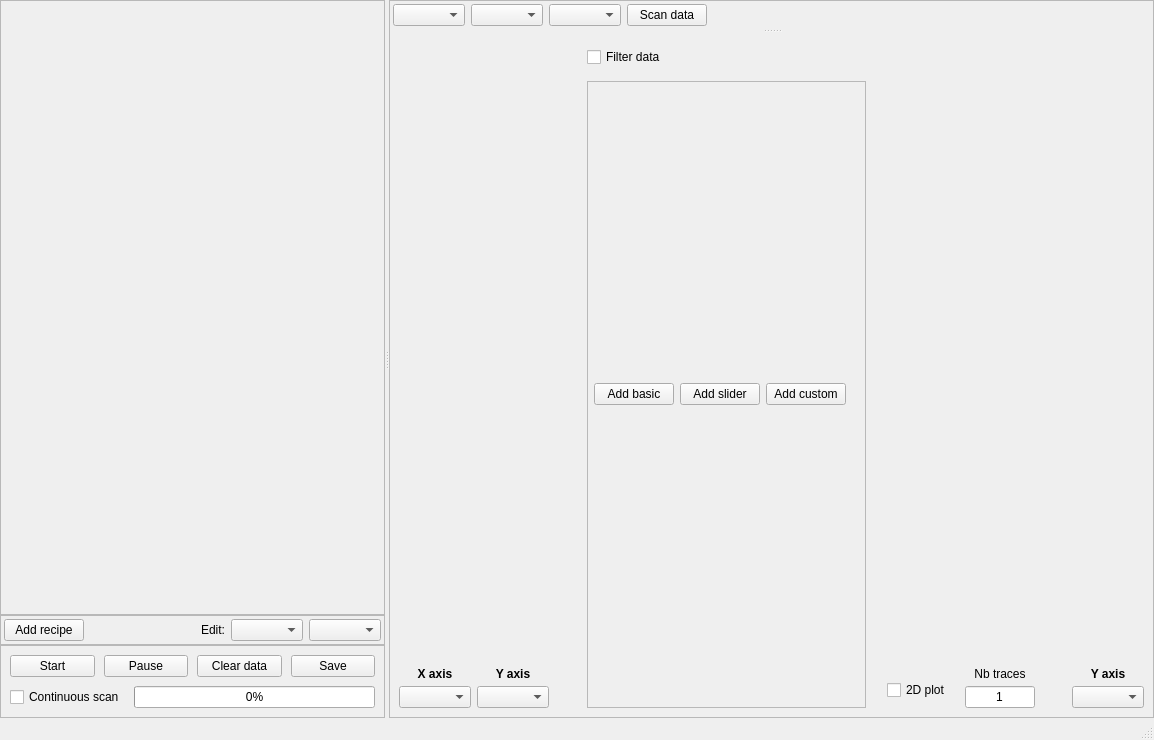
Before: the Qt Designer form autolab/core/gui/scanning/interface.ui in autolab-project/autolab, drawn with Qt 5.
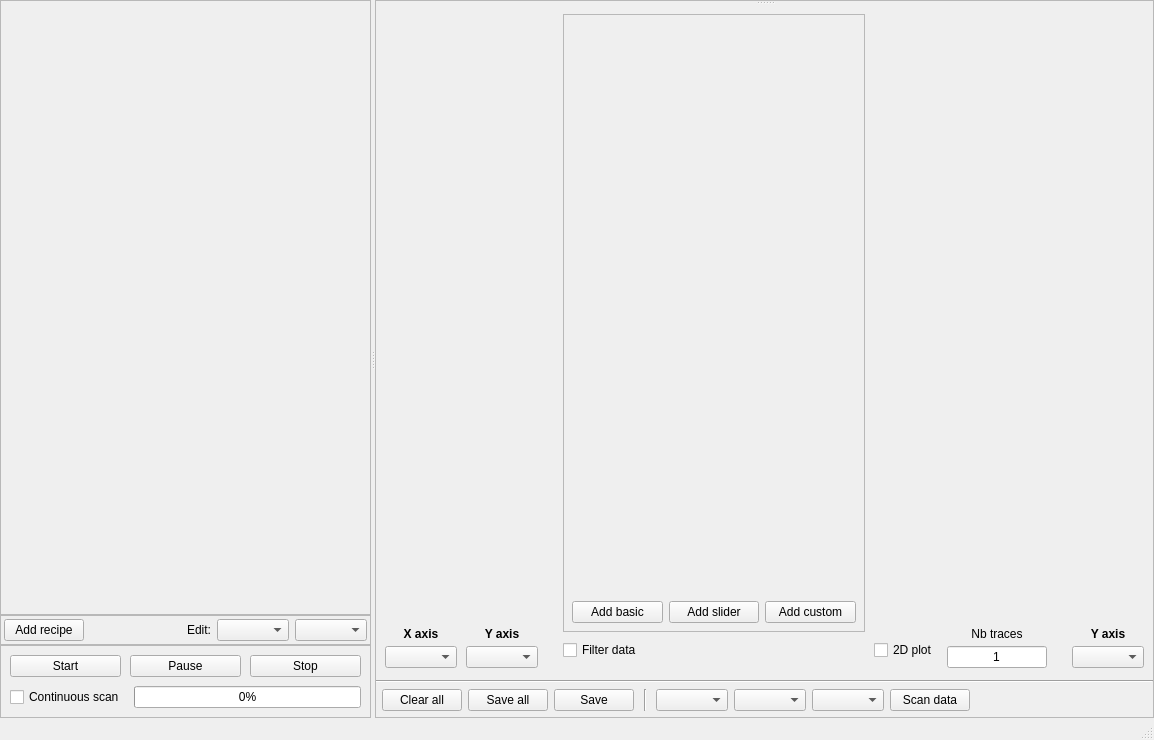
After: the same form once the commit is applied.

Commit message:
can save all scan + GUI tweaks + minor fixes
- Can save all scan at once
- Split start/stop buttons to avoid starting a new scan by mistake when wanted to stop a scan
- Separate scan recipe buttons from scan data buttons
- sync after a pause to display all data
- Improve widget/layout sizing/shape
- Use font_size=10 by default instead of system (font_size='default') and remove font+1 that was applied to some widgets
- Fix add_device raising error if trying to modify non existing driver
- Better borders for dark theme
- Fix pyside6 error in install driver GUI

```diff
--- a/autolab/core/gui/scanning/interface.ui
+++ b/autolab/core/gui/scanning/interface.ui
@@ -10,17 +10,7 @@
     <height>740</height>
    </rect>
   </property>
-  <property name="font">
-   <font>
-    <pointsize>9</pointsize>
-   </font>
-  </property>
   <widget class="QWidget" name="centralwidget">
-   <property name="font">
-    <font>
-     <pointsize>9</pointsize>
-    </font>
-   </property>
    <layout class="QVBoxLayout" name="verticalLayout_5">
     <property name="leftMargin">
      <number>0</number>
@@ -81,8 +71,8 @@
                <rect>
                 <x>0</x>
                 <y>0</y>
-                <width>357</width>
-                <height>588</height>
+                <width>361</width>
+                <height>589</height>
                </rect>
               </property>
               <layout class="QVBoxLayout" name="verticalLayout_recipe">
@@ -202,7 +192,7 @@
              <item>
               <widget class="QPushButton" name="start_pushButton">
                <property name="toolTip">
-                <string>Start (or stop) the scan</string>
+                <string>Start the scan</string>
                </property>
                <property name="text">
                 <string>Start</string>
@@ -211,14 +201,6 @@
              </item>
              <item>
               <widget class="QPushButton" name="pause_pushButton">
-               <property name="enabled">
-                <bool>true</bool>
-               </property>
-               <property name="font">
-                <font>
-                 <pointsize>9</pointsize>
-                </font>
-               </property>
                <property name="toolTip">
                 <string>Pause (or resume) the scan</string>
                </property>
@@ -228,22 +210,12 @@
               </widget>
              </item>
              <item>
-              <widget class="QPushButton" name="clear_pushButton">
+              <widget class="QPushButton" name="stop_pushButton">
                <property name="toolTip">
-                <string>Clear any recorded data</string>
+                <string>Stop the scan</string>
                </property>
                <property name="text">
-                <string>Clear data</string>
-               </property>
-              </widget>
-             </item>
-             <item>
-              <widget class="QPushButton" name="save_pushButton">
-               <property name="toolTip">
-                <string>Save data of the selected scan</string>
-               </property>
-               <property name="text">
-                <string>Save</string>
+                <string>Stop</string>
                </property>
               </widget>
              </item>
@@ -316,87 +288,6 @@
         <property name="bottomMargin">
          <number>0</number>
         </property>
-        <item>
-         <layout class="QHBoxLayout" name="horizontalLayout_2">
-          <property name="spacing">
-           <number>6</number>
-          </property>
-          <property name="leftMargin">
-           <number>3</number>
-          </property>
-          <property name="topMargin">
-           <number>3</number>
-          </property>
-          <property name="bottomMargin">
-           <number>3</number>
-          </property>
-          <item>
-           <widget class="QComboBox" name="data_comboBox">
-            <property name="minimumSize">
-             <size>
-              <width>0</width>
-              <height>21</height>
-             </size>
-            </property>
-            <property name="toolTip">
-             <string>Select the scan to display</string>
-            </property>
-            <property name="sizeAdjustPolicy">
-             <enum>QComboBox::AdjustToContents</enum>
-            </property>
-           </widget>
-          </item>
-          <item>
-           <widget class="QComboBox" name="scan_recipe_comboBox">
-            <property name="minimumSize">
-             <size>
-              <width>0</width>
-              <height>21</height>
-             </size>
-            </property>
-            <property name="sizeAdjustPolicy">
-             <enum>QComboBox::AdjustToContents</enum>
-            </property>
-           </widget>
-          </item>
-          <item>
-           <widget class="QComboBox" name="dataframe_comboBox">
-            <property name="minimumSize">
-             <size>
-              <width>0</width>
-              <height>21</height>
-             </size>
-            </property>
-            <property name="sizeAdjustPolicy">
-             <enum>QComboBox::AdjustToContents</enum>
-            </property>
-           </widget>
-          </item>
-          <item>
-           <widget class="QPushButton" name="displayScanData_pushButton">
-            <property name="toolTip">
-             <string>Display scan data in tabular format</string>
-            </property>
-            <property name="text">
-             <string>Scan data</string>
-            </property>
-           </widget>
-          </item>
-          <item>
-           <spacer name="horizontalSpacer_4">
-            <property name="orientation">
-             <enum>Qt::Horizontal</enum>
-            </property>
-            <property name="sizeHint" stdset="0">
-             <size>
-              <width>0</width>
-              <height>20</height>
-             </size>
-            </property>
-           </spacer>
-          </item>
-         </layout>
-        </item>
         <item>
          <widget class="QSplitter" name="splitterGraph">
           <property name="orientation">
@@ -406,10 +297,43 @@
            <layout class="QVBoxLayout" name="graph"/>
           </widget>
           <widget class="QFrame" name="frameAxis">
+           <property name="sizePolicy">
+            <sizepolicy hsizetype="Preferred" vsizetype="Minimum">
+             <horstretch>0</horstretch>
+             <verstretch>0</verstretch>
+            </sizepolicy>
+           </property>
            <property name="frameShape">
             <enum>QFrame::NoFrame</enum>
            </property>
            <layout class="QHBoxLayout" name="horizontalLayout_6">
+            <property name="spacing">
+             <number>25</number>
+            </property>
+            <property name="bottomMargin">
+             <number>12</number>
+            </property>
+            <item>
+             <spacer name="horizontalSpacer_6">
+              <property name="orientation">
+               <enum>Qt::Horizontal</enum>
+              </property>
+              <property name="sizeType">
+               <enum>QSizePolicy::Maximum</enum>
+              </property>
+              <property name="sizeHint" stdset="0">
+               <size>
+                <width>0</width>
+                <height>20</height>
+               </size>
+              </property>
+             </spacer>
+            </item>
+            <item>
+             <layout class="QHBoxLayout" name="horizontalLayout_9">
+              <property name="spacing">
+               <number>9</number>
+              </property>
             <item>
              <layout class="QVBoxLayout" name="verticalLayout_11">
               <property name="spacing">
@@ -436,11 +360,11 @@
               </item>
               <item>
                <widget class="QComboBox" name="variable_x_comboBox">
-                <property name="minimumSize">
-                 <size>
-                  <width>0</width>
-                  <height>21</height>
-                 </size>
+                  <property name="sizePolicy">
+                   <sizepolicy hsizetype="Preferred" vsizetype="Fixed">
+                    <horstretch>1</horstretch>
+                    <verstretch>0</verstretch>
+                   </sizepolicy>
                 </property>
                 <property name="sizeAdjustPolicy">
                  <enum>QComboBox::AdjustToContents</enum>
@@ -449,22 +373,6 @@
               </item>
              </layout>
             </item>
-            <item>
-             <spacer name="horizontalSpacer_6">
-              <property name="orientation">
-               <enum>Qt::Horizontal</enum>
-              </property>
-              <property name="sizeType">
-               <enum>QSizePolicy::Maximum</enum>
-              </property>
-              <property name="sizeHint" stdset="0">
-               <size>
-                <width>0</width>
-                <height>20</height>
-               </size>
-              </property>
-             </spacer>
-            </item>
             <item>
              <layout class="QVBoxLayout" name="verticalLayout_scan2D">
               <property name="spacing">
@@ -491,12 +399,6 @@
               </item>
               <item>
                <widget class="QComboBox" name="variable_x2_comboBox">
-                <property name="minimumSize">
-                 <size>
-                  <width>0</width>
-                  <height>21</height>
-                 </size>
-                </property>
                 <property name="sizeAdjustPolicy">
                  <enum>QComboBox::AdjustToContents</enum>
                 </property>
@@ -504,84 +406,26 @@
               </item>
              </layout>
             </item>
-            <item>
-             <spacer name="horizontalSpacer_2">
-              <property name="orientation">
-               <enum>Qt::Horizontal</enum>
-              </property>
-              <property name="sizeHint" stdset="0">
-               <size>
-                <width>1</width>
-                <height>20</height>
-               </size>
-              </property>
-             </spacer>
+             </layout>
             </item>
             <item>
-             <spacer name="horizontalSpacer_9">
-              <property name="orientation">
-               <enum>Qt::Horizontal</enum>
+             <layout class="QHBoxLayout" name="horizontalLayout_8">
+              <property name="spacing">
+               <number>9</number>
               </property>
-              <property name="sizeType">
-               <enum>QSizePolicy::Minimum</enum>
-              </property>
-              <property name="sizeHint" stdset="0">
-               <size>
-                <width>13</width>
-                <height>20</height>
-               </size>
-              </property>
-             </spacer>
-            </item>
             <item>
              <layout class="QVBoxLayout" name="verticalLayoutFilter">
-              <item>
-               <spacer name="verticalSpacer_3">
-                <property name="orientation">
-                 <enum>Qt::Vertical</enum>
+                <property name="spacing">
+                 <number>0</number>
                 </property>
-                <property name="sizeHint" stdset="0">
-                 <size>
-                  <width>20</width>
-                  <height>5</height>
-                 </size>
-                </property>
-               </spacer>
-              </item>
-              <item>
-               <widget class="QCheckBox" name="checkBoxFilter">
-                <property name="text">
-                 <string>Filter data</string>
-                </property>
-               </widget>
-              </item>
-              <item>
-               <spacer name="verticalSpacer_4">
-                <property name="orientation">
-                 <enum>Qt::Vertical</enum>
-                </property>
-                <property name="sizeType">
-                 <enum>QSizePolicy::Fixed</enum>
-                </property>
-                <property name="sizeHint" stdset="0">
-                 <size>
-                  <width>20</width>
-                  <height>8</height>
-                 </size>
-                </property>
-               </spacer>
-              </item>
               <item>
                <widget class="QScrollArea" name="scrollArea_filter">
-                <property name="sizePolicy">
-                 <sizepolicy hsizetype="Expanding" vsizetype="Expanding">
-                  <horstretch>2</horstretch>
-                  <verstretch>2</verstretch>
-                 </sizepolicy>
-                </property>
                 <property name="frameShape">
                  <enum>QFrame::StyledPanel</enum>
                 </property>
+                  <property name="sizeAdjustPolicy">
+                   <enum>QAbstractScrollArea::AdjustToContents</enum>
+                  </property>
                 <property name="widgetResizable">
                  <bool>true</bool>
                 </property>
@@ -590,8 +434,8 @@
                   <rect>
                    <x>0</x>
                    <y>0</y>
-                   <width>272</width>
-                   <height>583</height>
+                     <width>282</width>
+                     <height>584</height>
                   </rect>
                  </property>
                  <layout class="QVBoxLayout" name="verticalLayout_14">
@@ -609,17 +453,16 @@
                   </property>
                   <item>
                    <layout class="QVBoxLayout" name="verticalLayout_12">
+                      <property name="leftMargin">
+                       <number>8</number>
+                      </property>
+                      <property name="rightMargin">
+                       <number>8</number>
+                      </property>
+                      <property name="bottomMargin">
+                       <number>8</number>
+                      </property>
                     <item>
-                     <widget class="QFrame" name="frame_5">
-                      <property name="toolTip">
-                       <string extracomment="Filter displayed data"/>
-                      </property>
-                      <property name="frameShape">
-                       <enum>QFrame::NoFrame</enum>
-                      </property>
-                      <property name="frameShadow">
-                       <enum>QFrame::Plain</enum>
-                      </property>
                       <layout class="QVBoxLayout" name="layoutFilter">
                        <property name="leftMargin">
                         <number>6</number>
@@ -633,16 +476,25 @@
                        <property name="bottomMargin">
                         <number>6</number>
                        </property>
+                       </layout>
+                      </item>
+                      <item>
+                       <spacer name="verticalSpacer_5">
+                        <property name="orientation">
+                         <enum>Qt::Vertical</enum>
+                        </property>
+                        <property name="sizeHint" stdset="0">
+                         <size>
+                          <width>20</width>
+                          <height>40</height>
+                         </size>
+                        </property>
+                       </spacer>
+                      </item>
                        <item>
                         <layout class="QHBoxLayout" name="horizontalLayout">
                          <item>
                           <widget class="QPushButton" name="addFilterPushButton">
-                           <property name="minimumSize">
-                            <size>
-                             <width>0</width>
-                             <height>21</height>
-                            </size>
-                           </property>
                            <property name="text">
                             <string>Add basic</string>
                            </property>
@@ -650,12 +502,6 @@
                          </item>
                          <item>
                           <widget class="QPushButton" name="addSliderFilterPushButton">
-                           <property name="minimumSize">
-                            <size>
-                             <width>0</width>
-                             <height>21</height>
-                            </size>
-                           </property>
                            <property name="text">
                             <string>Add slider</string>
                            </property>
@@ -663,74 +509,77 @@
                          </item>
                          <item>
                           <widget class="QPushButton" name="addCustomFilterPushButton">
-                           <property name="minimumSize">
-                            <size>
-                             <width>0</width>
-                             <height>21</height>
-                            </size>
-                           </property>
                            <property name="text">
                             <string>Add custom</string>
                            </property>
                           </widget>
                          </item>
-                         <item>
-                          <spacer name="horizontalSpacer_8">
-                           <property name="orientation">
-                            <enum>Qt::Horizontal</enum>
-                           </property>
-                           <property name="sizeHint" stdset="0">
-                            <size>
-                             <width>13</width>
-                             <height>20</height>
-                            </size>
-                           </property>
-                          </spacer>
-                         </item>
                         </layout>
                        </item>
                       </layout>
-                     </widget>
                     </item>
                    </layout>
-                  </item>
-                 </layout>
                 </widget>
                </widget>
               </item>
-             </layout>
+                <item>
+                 <widget class="QFrame" name="emptyFrameFilter">
+                  <layout class="QVBoxLayout" name="verticalLayout_7">
+                   <property name="leftMargin">
+                    <number>0</number>
+                   </property>
+                   <property name="topMargin">
+                    <number>0</number>
+                   </property>
+                   <property name="rightMargin">
+                    <number>0</number>
+                   </property>
+                   <property name="bottomMargin">
+                    <number>0</number>
+                   </property>
+                  </layout>
+                 </widget>
             </item>
             <item>
-             <spacer name="horizontalSpacer_7">
+                 <spacer name="verticalSpacer_4">
               <property name="orientation">
-               <enum>Qt::Horizontal</enum>
+                   <enum>Qt::Vertical</enum>
               </property>
               <property name="sizeType">
-               <enum>QSizePolicy::Minimum</enum>
+                   <enum>QSizePolicy::Fixed</enum>
               </property>
               <property name="sizeHint" stdset="0">
                <size>
-                <width>13</width>
-                <height>20</height>
+                    <width>20</width>
+                    <height>8</height>
                </size>
               </property>
              </spacer>
             </item>
             <item>
-             <spacer name="horizontalSpacer_11">
+                 <widget class="QCheckBox" name="checkBoxFilter">
+                  <property name="text">
+                   <string>Filter data</string>
+                  </property>
+                 </widget>
+                </item>
+                <item>
+                 <spacer name="verticalSpacer_2">
               <property name="orientation">
-               <enum>Qt::Horizontal</enum>
+                   <enum>Qt::Vertical</enum>
               </property>
               <property name="sizeType">
-               <enum>QSizePolicy::Maximum</enum>
+                   <enum>QSizePolicy::Fixed</enum>
               </property>
               <property name="sizeHint" stdset="0">
                <size>
-                <width>2</width>
-                <height>20</height>
+                    <width>20</width>
+                    <height>8</height>
                </size>
               </property>
              </spacer>
+                </item>
+               </layout>
             </item>
             <item>
              <layout class="QVBoxLayout" name="verticalLayout_8">
@@ -742,7 +591,7 @@
                 <property name="sizeHint" stdset="0">
                  <size>
                   <width>20</width>
-                  <height>0</height>
+                    <height>8</height>
                  </size>
                 </property>
                </spacer>
@@ -758,7 +607,7 @@
                </widget>
               </item>
               <item>
-               <spacer name="verticalSpacer_2">
+                 <spacer name="verticalSpacer_3">
                 <property name="orientation">
                  <enum>Qt::Vertical</enum>
                 </property>
@@ -775,22 +624,6 @@
               </item>
              </layout>
             </item>
-            <item>
-             <spacer name="horizontalSpacer_3">
-              <property name="orientation">
-               <enum>Qt::Horizontal</enum>
-              </property>
-              <property name="sizeType">
-               <enum>QSizePolicy::Maximum</enum>
-              </property>
-              <property name="sizeHint" stdset="0">
-               <size>
-                <width>8</width>
-                <height>20</height>
-               </size>
-              </property>
-             </spacer>
-            </item>
             <item>
              <layout class="QVBoxLayout" name="verticalLayout_13">
               <property name="spacing">
@@ -819,7 +652,7 @@
                 </property>
                 <property name="maximumSize">
                  <size>
-                  <width>70</width>
+                    <width>100</width>
                   <height>16777215</height>
                  </size>
                 </property>
@@ -836,34 +669,7 @@
               </item>
              </layout>
             </item>
-            <item>
-             <spacer name="horizontalSpacer_10">
-              <property name="orientation">
-               <enum>Qt::Horizontal</enum>
-              </property>
-              <property name="sizeType">
-               <enum>QSizePolicy::Minimum</enum>
-              </property>
-              <property name="sizeHint" stdset="0">
-               <size>
-                <width>13</width>
-                <height>20</height>
-               </size>
-              </property>
-             </spacer>
-            </item>
-            <item>
-             <spacer name="horizontalSpacer_5">
-              <property name="orientation">
-               <enum>Qt::Horizontal</enum>
-              </property>
-              <property name="sizeHint" stdset="0">
-               <size>
-                <width>0</width>
-                <height>20</height>
-               </size>
-              </property>
-             </spacer>
+             </layout>
             </item>
             <item>
              <layout class="QVBoxLayout" name="verticalLayout_18">
@@ -891,21 +697,154 @@
               </item>
               <item>
                <widget class="QComboBox" name="variable_y_comboBox">
+                <property name="sizeAdjustPolicy">
+                 <enum>QComboBox::AdjustToContents</enum>
+                </property>
+               </widget>
+              </item>
+             </layout>
+            </item>
+           </layout>
+          </widget>
+         </widget>
+        </item>
+        <item>
+         <widget class="Line" name="line_2">
+          <property name="orientation">
+           <enum>Qt::Horizontal</enum>
+          </property>
+         </widget>
+        </item>
+        <item>
+         <widget class="QFrame" name="frame_5">
+          <property name="frameShape">
+           <enum>QFrame::NoFrame</enum>
+          </property>
+          <layout class="QHBoxLayout" name="horizontalLayout_2">
+           <property name="spacing">
+            <number>6</number>
+           </property>
+           <property name="leftMargin">
+            <number>6</number>
+           </property>
+           <property name="topMargin">
+            <number>6</number>
+           </property>
+           <property name="rightMargin">
+            <number>6</number>
+           </property>
+           <property name="bottomMargin">
+            <number>6</number>
+           </property>
+           <item>
+            <widget class="QPushButton" name="clear_pushButton">
+             <property name="toolTip">
+              <string>Clear any recorded data</string>
+             </property>
+             <property name="text">
+              <string>Clear all</string>
+             </property>
+            </widget>
+           </item>
+           <item>
+            <widget class="QPushButton" name="save_all_pushButton">
+             <property name="toolTip">
+              <string>Save data of all scans</string>
+             </property>
+             <property name="text">
+              <string>Save all</string>
+             </property>
+            </widget>
+           </item>
+           <item>
+            <widget class="QPushButton" name="save_pushButton">
+             <property name="toolTip">
+              <string>Save data of the selected scan</string>
+             </property>
+             <property name="text">
+              <string>Save</string>
+             </property>
+            </widget>
+           </item>
+           <item>
+            <widget class="Line" name="line">
                 <property name="minimumSize">
                  <size>
+               <width>10</width>
+               <height>0</height>
+              </size>
+             </property>
+             <property name="orientation">
+              <enum>Qt::Vertical</enum>
+             </property>
+            </widget>
+           </item>
+           <item>
+            <widget class="QComboBox" name="data_comboBox">
+             <property name="minimumSize">
+              <size>
                   <width>0</width>
                   <height>21</height>
                  </size>
                 </property>
+             <property name="toolTip">
+              <string>Select the scan to display</string>
+             </property>
                 <property name="sizeAdjustPolicy">
                  <enum>QComboBox::AdjustToContents</enum>
                 </property>
                </widget>
               </item>
-             </layout>
-            </item>
-           </layout>
-          </widget>
+           <item>
+            <widget class="QComboBox" name="scan_recipe_comboBox">
+             <property name="minimumSize">
+              <size>
+               <width>0</width>
+               <height>21</height>
+              </size>
+             </property>
+             <property name="sizeAdjustPolicy">
+              <enum>QComboBox::AdjustToContents</enum>
+             </property>
+            </widget>
+           </item>
+           <item>
+            <widget class="QComboBox" name="dataframe_comboBox">
+             <property name="minimumSize">
+              <size>
+               <width>0</width>
+               <height>21</height>
+              </size>
+             </property>
+             <property name="sizeAdjustPolicy">
+              <enum>QComboBox::AdjustToContents</enum>
+             </property>
+            </widget>
+           </item>
+           <item>
+            <widget class="QPushButton" name="displayScanData_pushButton">
+             <property name="toolTip">
+              <string>Display scan data in tabular format</string>
+             </property>
+             <property name="text">
+              <string>Scan data</string>
+             </property>
+            </widget>
+           </item>
+           <item>
+            <spacer name="horizontalSpacer_4">
+             <property name="orientation">
+              <enum>Qt::Horizontal</enum>
+             </property>
+             <property name="sizeHint" stdset="0">
+              <size>
+               <width>0</width>
+               <height>20</height>
+              </size>
+             </property>
+            </spacer>
+           </item>
+          </layout>
          </widget>
         </item>
        </layout>
```
Left out of the diff: 3 changed lines with no effect on the pictures. Lines whose indentation alone changed are shown as unchanged. The commit also changes 15 other files.
